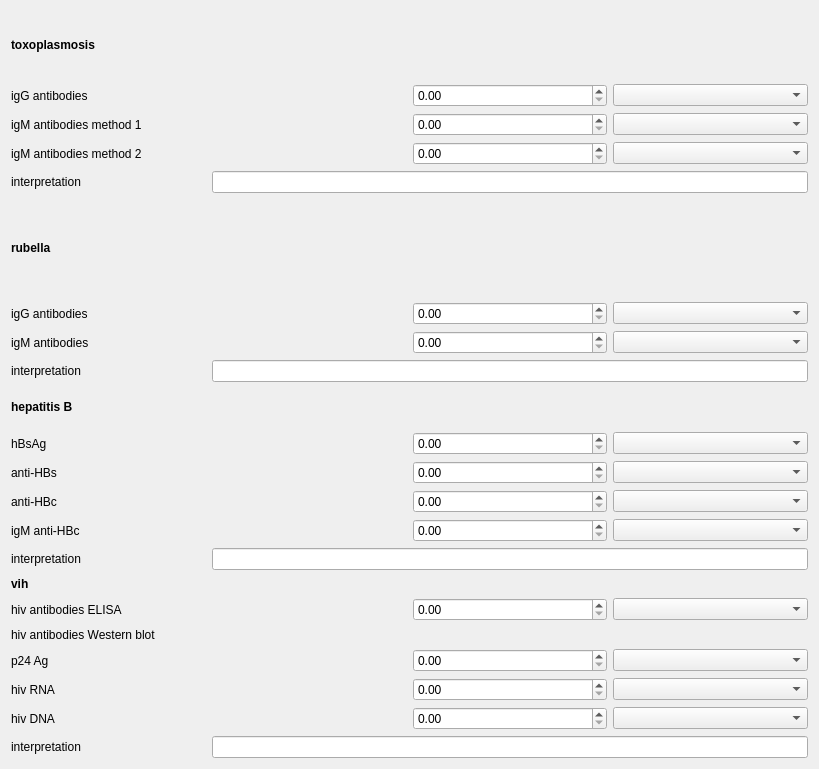
Before: the Qt Designer form forms/subforms/generic/labtest_result/ui/xx/serology.ui in maternite/freehealth, drawn with Qt 5.
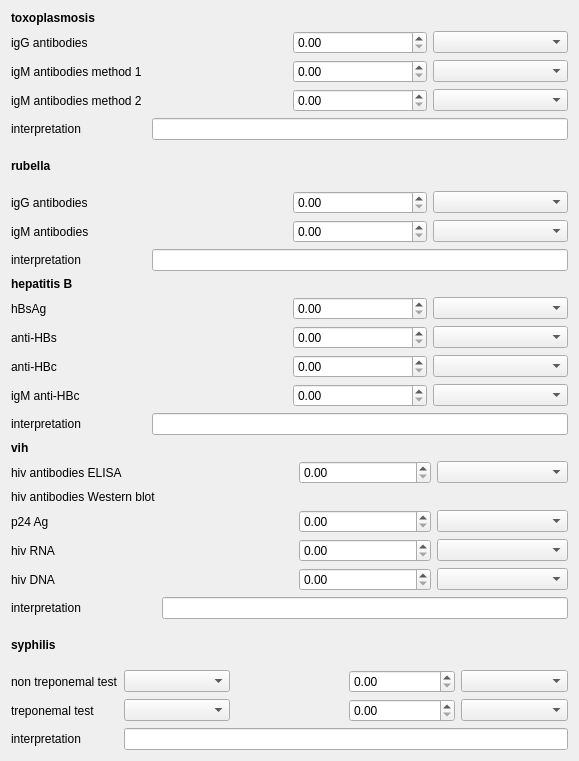
After: the same form once the commit is applied.

Commit message: working on lab test results & typo in prenatal

Diff of the .ui file:
```diff
--- a/forms/subforms/generic/labtest_result/ui/xx/serology.ui
+++ b/forms/subforms/generic/labtest_result/ui/xx/serology.ui
@@ -6,8 +6,8 @@
    <rect>
     <x>0</x>
     <y>0</y>
-    <width>819</width>
-    <height>769</height>
+    <width>579</width>
+    <height>761</height>
    </rect>
   </property>
   <property name="windowTitle">
@@ -392,6 +392,71 @@
      </item>
     </layout>
    </item>
+   <item>
+    <layout class="QGridLayout" name="gridLayout_5">
+     <item row="0" column="0">
+      <widget class="QLabel" name="syphilisLabel">
+       <property name="font">
+        <font>
+         <weight>75</weight>
+         <bold>true</bold>
+        </font>
+       </property>
+       <property name="text">
+        <string>syphilis</string>
+       </property>
+      </widget>
+     </item>
+     <item row="1" column="0">
+      <widget class="QLabel" name="nonTreponemalLabel">
+       <property name="text">
+        <string>non treponemal test</string>
+       </property>
+      </widget>
+     </item>
+     <item row="1" column="1">
+      <widget class="QComboBox" name="nonTreponemalTypeComboBox"/>
+     </item>
+     <item row="1" column="2">
+      <layout class="QHBoxLayout" name="nonTreponemalRadioLayout"/>
+     </item>
+     <item row="1" column="3">
+      <widget class="QDoubleSpinBox" name="nonTreponemalDoubleSpinBox"/>
+     </item>
+     <item row="1" column="4">
+      <widget class="QComboBox" name="nonTreponemalUnitComboBox"/>
+     </item>
+     <item row="2" column="0">
+      <widget class="QLabel" name="treponemalLabel">
+       <property name="text">
+        <string>treponemal test</string>
+       </property>
+      </widget>
+     </item>
+     <item row="2" column="1">
+      <widget class="QComboBox" name="treponemalTypeComboBox"/>
+     </item>
+     <item row="2" column="2">
+      <layout class="QHBoxLayout" name="treponemalRadioLayout"/>
+     </item>
+     <item row="2" column="3">
+      <widget class="QDoubleSpinBox" name="treponemalDoubleSpinBox"/>
+     </item>
+     <item row="2" column="4">
+      <widget class="QComboBox" name="treponemalUnitComboBox"/>
+     </item>
+     <item row="3" column="0">
+      <widget class="QLabel" name="syphilisInterpretationLabel">
+       <property name="text">
+        <string>interpretation</string>
+       </property>
+      </widget>
+     </item>
+     <item row="3" column="1" colspan="4">
+      <widget class="QLineEdit" name="syphilisInterpretationLineEdit"/>
+     </item>
+    </layout>
+   </item>
   </layout>
  </widget>
  <resources/>
```
The commit also changes 2 other files.
